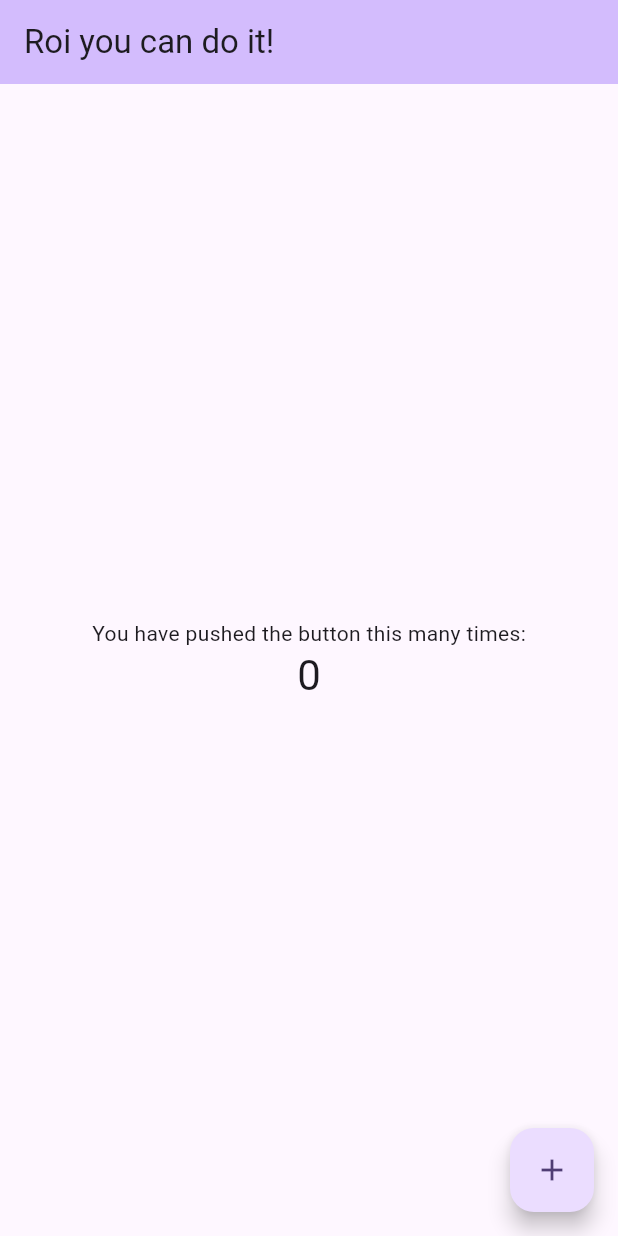
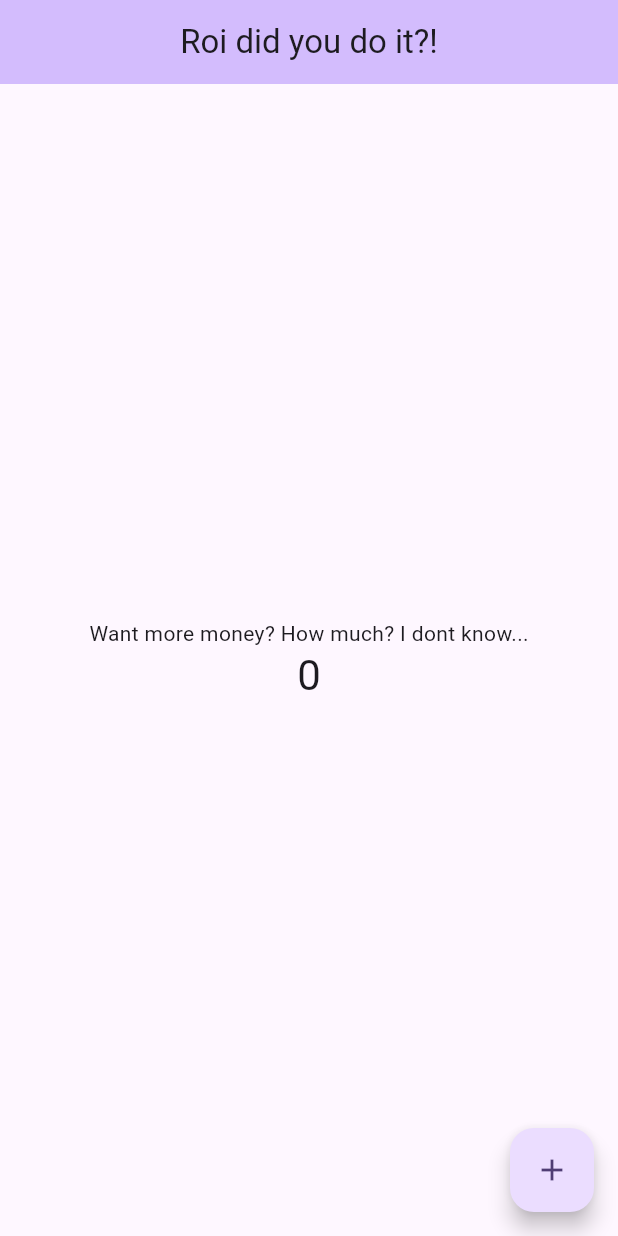
Before and after one commit to RoiHirsh/fluttertests, a Flutter app: the screen it shows after launch, on a phone screen of 412 x 824 dp. Run offline on Flutter 3.47's test engine with Material 2 defaults, Android fonts, the phone set to English and light mode, and no system bars.

Commit message:
2nd commit

```diff
--- a/myapp/lib/main.dart
+++ b/myapp/lib/main.dart
@@ -31,7 +31,7 @@ class MyApp extends StatelessWidget {
         colorScheme: ColorScheme.fromSeed(seedColor: Colors.deepPurple),
         useMaterial3: true,
       ),
-      home: const MyHomePage(title: 'Roi you can do it!'),
+      home: const MyHomePage(title: 'Roi did you do it?!'),
     );
   }
 }
@@ -85,6 +85,7 @@ class _MyHomePageState extends State<MyHomePage> {
         // Here we take the value from the MyHomePage object that was created by
         // the App.build method, and use it to set our appbar title.
         title: Text(widget.title),
+        centerTitle: true,
       ),
       body: Center(
         // Center is a layout widget. It takes a single child and positions it
@@ -106,7 +107,7 @@ class _MyHomePageState extends State<MyHomePage> {
           mainAxisAlignment: MainAxisAlignment.center,
           children: <Widget>[
             const Text(
-              'You have pushed the button this many times:',
+              'Want more money? How much? I dont know...',
             ),
             Text(
               '$_counter',
```
Also changed, not shown: myapp/.devcontainer/devcontainer.json (renamed from .devcontainer/devcontainer.json).
